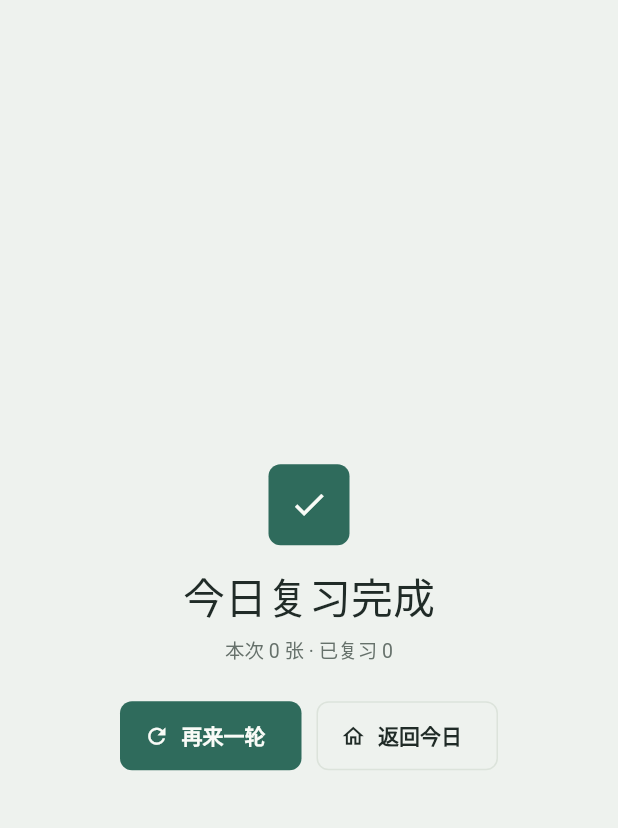
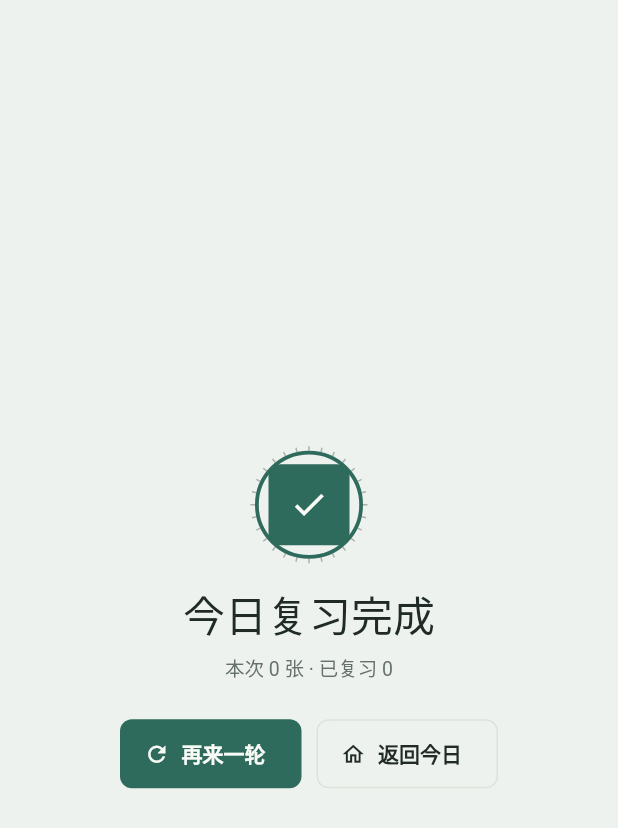
Before and after one commit to ISO-N/karis-review, a Flutter app: the _CompleteView widget shown alone on an empty page, opened directly, on a phone screen of 412 x 824 dp. Shown: the top 828 px of the screen. Run offline on Flutter 3.47's test engine with Material 3 defaults, Android fonts, the phone set to English and light mode, and no system bars; our stand-ins replace dio, drift, drift_flutter, file_picker, fixnum, flutter_highlight and 3 more; missing offline and left inert: flutter_math_fork, flutter_quill, highlight, protobuf; accounts and stored records are empty; generated files the repository leaves out were written again; network calls fail; statements that could not run were skipped.

Commit message:
feat(review): 复习完成视图以记忆年轮收尾 (review-complete)
- 完成视图改为 Stack: MemoryRing(progress:1) 环绕 jade 勾选方块
- 弹性放大动画保留, 强化'完成一周'的仪式感

```diff
--- a/frontend/lib/review/pages/review_page.dart
+++ b/frontend/lib/review/pages/review_page.dart
@@ -9,6 +9,7 @@ import '../../shared/utils/motion.dart';
 import '../../shared/widgets/app_semantics.dart';
 import '../../shared/widgets/entrance.dart';
 import '../../shared/widgets/loading_widget.dart';
+import '../../shared/widgets/memory_ring.dart';
 import '../../shared/widgets/rich_card_content.dart';
 import '../../shared/widgets/section_widgets.dart';
 import '../../shared/widgets/stage_ruler.dart';
@@ -1007,12 +1008,28 @@ class _CompleteView extends ConsumerWidget {
           child: Column(
             mainAxisAlignment: MainAxisAlignment.center,
             children: [
-              // 完成图标：弹性放大收尾，克制不浮夸。
+              // 完成图标：记忆刻度环收满 + 弹性放大收尾，克制不浮夸。
+              // 环与首页"今日完成度环"呼应——此处 progress 到顶表示本轮记忆刻度闭合。
               TweenAnimationBuilder<double>(
                 tween: Tween(begin: 0.6, end: 1),
                 duration: reducedDuration(context, KarisMotion.grow),
                 curve: KarisMotion.springy,
-                child: Container(
+                child: SizedBox(
+                  width: 78,
+                  height: 78,
+                  child: Stack(
+                    alignment: Alignment.center,
+                    children: [
+                      Positioned.fill(
+                        child: MemoryRing(
+                          progress: 1,
+                          strokeWidth: 2.5,
+                          tickLength: 3,
+                          tickCount: 28,
+                          duration: KarisMotion.grow,
+                        ),
+                      ),
+                      Container(
                         width: 54,
                         height: 54,
                         decoration: BoxDecoration(
@@ -1023,6 +1040,9 @@ class _CompleteView extends ConsumerWidget {
                           Icons.check,
                           color: colors.surface,
                           size: 26,
+                        ),
+                      ),
+                    ],
                   ),
                 ),
                 builder: (context, scale, child) =>
```
Lines whose indentation alone changed are shown as unchanged.
